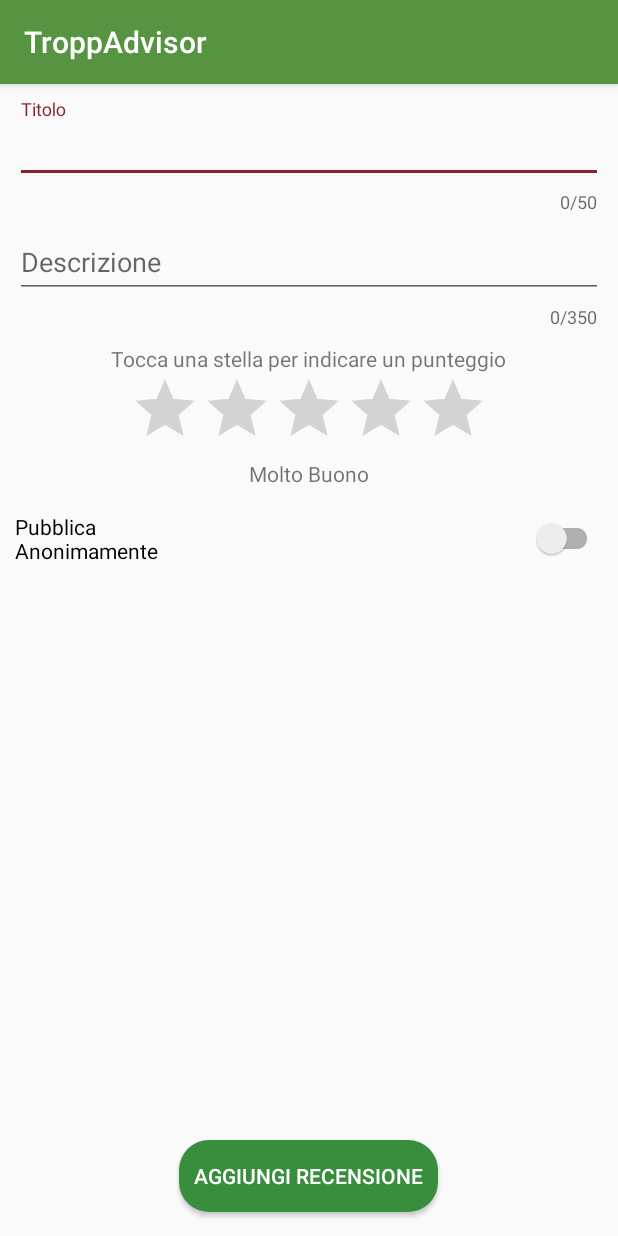
After one commit to alessandroquirile/Vamos, an Android app: the WriteReviewActivity screen opened directly, with no data from a screen before it, on a phone screen of 412 x 824 dp. The commit adds this screen. Run offline under Robolectric (Android 15) with nearby library versions, the phone set to English and light mode, and no system bars.

Commit message:
Aggiunto WriteReviewActivity Verificarne la correttezza

```diff
--- a/app/src/main/AndroidManifest.xml
+++ b/app/src/main/AndroidManifest.xml
@@ -17,7 +17,8 @@
         android:roundIcon="@mipmap/ic_launcher_round"
         android:supportsRtl="true"
         android:theme="@style/AppTheme">
-        <activity android:name=".views.SeeResultsFilterActivity"></activity>
+        <activity android:name=".views.WriteReviewActivity"></activity>
+        <activity android:name=".views.SeeResultsFilterActivity" />
         <activity android:name=".views.SeeResultsActivity" />
         <!--
              The API key for Google Maps-based APIs is defined as a string resource.
--- /dev/null
+++ b/app/src/main/java/com/quiriletelese/troppadvisorproject/views/WriteReviewActivity.java
@@ -0,0 +1,18 @@
+package com.quiriletelese.troppadvisorproject.views;
+
+import android.os.Bundle;
+
+import androidx.appcompat.app.AppCompatActivity;
+
+import com.quiriletelese.troppadvisorproject.R;
+
+public class WriteReviewActivity extends AppCompatActivity {
+
+    @Override
+    protected void onCreate(Bundle savedInstanceState) {
+        super.onCreate(savedInstanceState);
+        setContentView(R.layout.activity_write_review);
+
+        // TODO: inizializzare components e fare qualche prova
+    }
+}
--- /dev/null
+++ b/app/src/main/res/layout/activity_write_review.xml
@@ -0,0 +1,109 @@
+<?xml version="1.0" encoding="utf-8"?>
+<RelativeLayout xmlns:android="http://schemas.android.com/apk/res/android"
+    xmlns:app="http://schemas.android.com/apk/res-auto"
+    android:layout_width="match_parent"
+    android:layout_height="match_parent">
+
+    <!-- TODO: verificare la correttezza -->
+
+    <androidx.core.widget.NestedScrollView
+        android:layout_width="match_parent"
+        android:layout_height="wrap_content"
+        android:layout_alignParentTop="true"
+        android:layout_alignParentBottom="true">
+
+        <androidx.appcompat.widget.LinearLayoutCompat
+            android:layout_width="match_parent"
+            android:layout_height="wrap_content"
+            android:layout_margin="10dp"
+            android:orientation="vertical">
+
+            <com.google.android.material.textfield.TextInputLayout
+                android:id="@+id/text_input_layout_title"
+                android:layout_width="match_parent"
+                android:layout_height="wrap_content"
+                android:hint="@string/titolo"
+                android:theme="@style/AppTheme"
+                app:counterEnabled="true"
+                app:counterMaxLength="50">
+
+                <com.google.android.material.textfield.TextInputEditText
+                    android:layout_width="match_parent"
+                    android:layout_height="wrap_content"
+                    android:imeOptions="actionNext"
+                    android:inputType="text"
+                    android:maxLines="1" />
+
+            </com.google.android.material.textfield.TextInputLayout>
+
+            <com.google.android.material.textfield.TextInputLayout
+                android:id="@+id/text_input_layout_description"
+                android:layout_width="match_parent"
+                android:layout_height="wrap_content"
+                android:hint="@string/descrizione"
+                android:theme="@style/AppTheme"
+                app:counterEnabled="true"
+                app:counterMaxLength="350">
+
+                <com.google.android.material.textfield.TextInputEditText
+                    android:layout_width="match_parent"
+                    android:layout_height="wrap_content"
+                    android:imeOptions="actionNext"
+                    android:inputType="text"
+                    android:maxLines="1" />
+
+            </com.google.android.material.textfield.TextInputLayout>
+
+            <TextView
+                android:layout_width="wrap_content"
+                android:layout_height="wrap_content"
+                android:text="@string/tocca_una_stella_per_indicare_un_punteggio"
+                android:gravity="center"
+                android:layout_gravity="center"
+               android:layout_marginTop="10dp"/>
+
+            <RatingBar
+                android:id="@+id/rating_bar"
+                android:layout_width="wrap_content"
+                android:layout_height="wrap_content"
+                android:numStars="5"
+                android:stepSize="1"
+                android:layout_gravity="center"/>
+
+            <TextView
+                android:id="@+id/text_view_about_rating"
+                android:layout_width="wrap_content"
+                android:layout_height="wrap_content"
+                android:layout_gravity="center"
+                android:text="@string/molto_buono" />
+
+            <androidx.appcompat.widget.SwitchCompat
+                android:id="@+id/switch_button"
+                android:layout_width="wrap_content"
+                android:layout_height="wrap_content"
+                android:layout_marginTop="16dp"
+                android:text="@string/pubblica_anonimamente"
+                app:switchPadding="201dp"
+                android:textOff="@string/no"
+                android:textOn="@string/s"/>
+
+        </androidx.appcompat.widget.LinearLayoutCompat>
+
+    </androidx.core.widget.NestedScrollView>
+
+    <Button
+        android:id="@+id/button_publish_review"
+        android:layout_width="wrap_content"
+        android:layout_height="wrap_content"
+        android:layout_alignParentBottom="true"
+        android:layout_centerInParent="true"
+        android:layout_gravity="center_horizontal"
+        android:layout_marginTop="5dp"
+        android:layout_marginBottom="16dp"
+        android:background="@drawable/background_login_button"
+        android:paddingStart="10dp"
+        android:paddingEnd="10dp"
+        android:text="@string/aggiungi_recensione"
+        android:textColor="@android:color/white" />
+
+</RelativeLayout>
--- a/app/src/main/res/values/strings.xml
+++ b/app/src/main/res/values/strings.xml
@@ -42,4 +42,12 @@
     <string name="title_activity_maps" translatable="false">Map</string>
     <string name="posizione_attuale">Posizione attuale</string>
     <string name="where">Dove</string>
+    <string name="titolo">Titolo</string>
+    <string name="descrizione">Descrizione</string>
+    <string name="tocca_una_stella_per_indicare_un_punteggio">Tocca una stella per indicare un punteggio</string>
+    <string name="molto_buono">Molto Buono</string>
+    <string name="pubblica_anonimamente">Pubblica Anonimamente</string>
+    <string name="no" translatable="false">No</string>
+    <string name="s">Sì</string>
+    <string name="aggiungi_recensione">Aggiungi Recensione</string>
 </resources>
```
Also changed, not shown: 1 other file.
